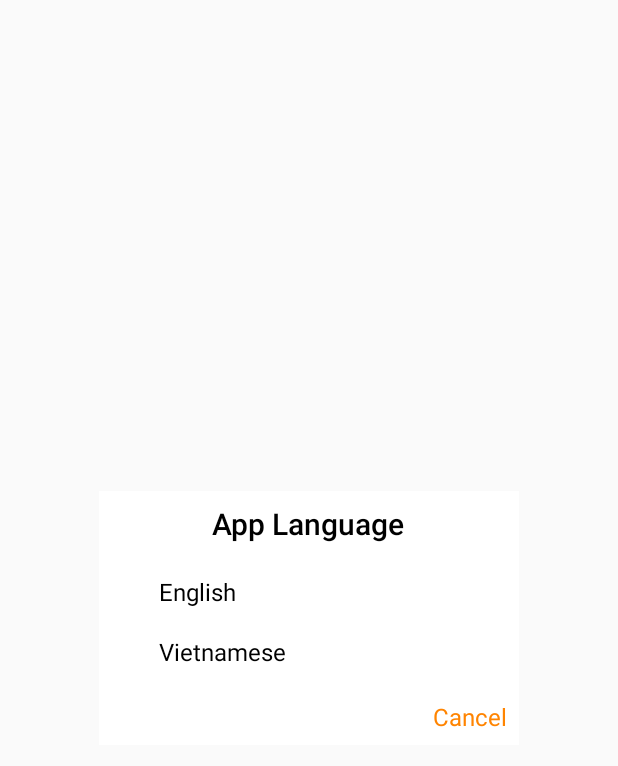
After one commit to lethithaonhi/com.example.yummy, an Android app: the layout dialog_changelanguage.xml on its own in the app's theme, with its tools: preview values and no code run, on a phone screen of 412 x 824 dp. The commit adds this screen. Shown: the top 766 px of the screen. Run offline under Robolectric (Android 15) with nearby library versions, the phone set to English and light mode, and no system bars; Roboto replaces fonts that are not available here.

Commit message:
set language

```diff
--- a/app/src/main/java/com/example/yummy/Utils/Common.java
+++ b/app/src/main/java/com/example/yummy/Utils/Common.java
@@ -20,4 +20,5 @@ public class Common {
     public static List<Restaurant> restaurantListCurrent;
     public static HashMap<String, Integer> cityList;
     public static Account accountCurrent;
+    public static String language;
 }
--- /dev/null
+++ b/app/src/main/res/layout/dialog_changelanguage.xml
@@ -0,0 +1,52 @@
+<?xml version="1.0" encoding="utf-8"?>
+<LinearLayout
+    android:background="@color/white"
+    android:padding="8dp"
+    android:layout_gravity="center"
+    android:orientation="vertical"
+    xmlns:android="http://schemas.android.com/apk/res/android"
+    android:layout_width="280dp"
+    android:layout_height="wrap_content">
+
+    <TextView
+        android:layout_marginBottom="16dp"
+        android:layout_gravity="center"
+        android:textSize="20sp"
+        android:textColor="@color/black"
+        android:fontFamily="sans-serif-medium"
+        android:text="@string/app_language"
+        android:layout_width="wrap_content"
+        android:layout_height="wrap_content" />
+
+    <RadioGroup
+        android:id="@+id/radiogroup"
+        android:layout_width="wrap_content"
+        android:layout_height="wrap_content">
+
+        <RadioButton
+            android:id="@+id/radio_english"
+            android:textSize="16sp"
+            android:text="@string/english"
+            android:layout_width="wrap_content"
+            android:layout_height="wrap_content" />
+
+        <RadioButton
+            android:id="@+id/radio_vietnamese"
+            android:layout_marginTop="8dp"
+            android:textSize="16sp"
+            android:text="@string/vietname"
+            android:layout_width="wrap_content"
+            android:layout_height="wrap_content" />
+    </RadioGroup>
+
+    <TextView
+        android:id="@+id/btn_cancel"
+        android:textSize="16sp"
+        android:layout_gravity="right"
+        android:layout_marginTop="16dp"
+        android:textColor="@color/colorAccent"
+        android:text="@string/cancel"
+        android:layout_width="wrap_content"
+        android:layout_height="wrap_content" />
+
+</LinearLayout>
--- a/app/src/main/res/values/strings.xml
+++ b/app/src/main/res/values/strings.xml
@@ -1,6 +1,6 @@
 <resources xmlns:tools="http://schemas.android.com/tools">
     <string name="app_name">Yummy</string>
-    <string name="Your_API_KEY">AIzaSyB9v2vE1hC-ojehepfnkcCSwBp6BLVTsN4</string>
+    <string name="Your_API_KEY" translatable="false">AIzaSyB9v2vE1hC-ojehepfnkcCSwBp6BLVTsN4</string>
     <string name="welcome">Welcome to Yummy</string>
     <string name="loading">Loading...</string>
     <string name="home">Home</string>
@@ -10,13 +10,13 @@
     <string name="cred_verify_input_user_label">Your email address</string>
     <string name="cred_verify_input_pass_label">Yout password</string>
     <string name="register_text">Sign in</string>
-    <string name="sso_facebook_ad">Facebook</string>
-    <string name="sso_google_ad">Google</string>
+    <string name="sso_facebook_ad" translatable="false">Facebook</string>
+    <string name="sso_google_ad" translatable="false">Google</string>
     <string name="sso_phone">Phone</string>
     <string name="sign_other">or sign in with</string>
     <string name="policy_message">By using this software, you agree to our \n<u><b>Terms of Use</b></u> and <u><b>Privacy Policy</b></u>.</string>
     <string name="policy_main">By using  this software, you agree to these \n Term Of Use &amp; Privacy Policy</string>
-    <string name="version_register">Version 3.2.135</string>
+    <string name="version_register" translatable="false">Version 3.2.135</string>
     <string name="rta_policy">Privacy Policy</string>
     <string name="rta_termsofuse">Terms of Use</string>
     <string name="popular">Popular</string>
@@ -56,7 +56,7 @@
     <string name="phone_login">Phone Login</string>
     <string name="send_code">Send Code</string>
     <string name="resend_code">Resend Code</string>
-    <string name="code">Code</string>
+    <string name="code" translatable="false">Code</string>
     <string name="verifyCode">VerifyCode</string>
     <string name="ongoing">Ongoing</string>
     <string name="no_order">No Order</string>
@@ -97,6 +97,10 @@
     <string name="male">Male</string>
     <string name="female">Female</string>
     <string name="none">None</string>
-    <string name="info_account">Welcome you to join Yummy apps</string>
+    <string name="info_account">Welcome you to join Yummy app</string>
     <string name="error_change_address">Can\' t change address. Please check the entered address again!</string>
+    <string name="app_language">App Language</string>
+    <string name="vietname">Vietnamese</string>
+    <string name="english">English</string>
+    <string name="cancel">Cancel</string>
 </resources>
```
Also changed, not shown: app/src/main/java/com/example/yummy/Fragment/AccountFragment.java (+83 -0 lines), app/src/main/java/com/example/yummy/Fragment/HomeFragment.java (+17 -1 lines), 1 other file.
